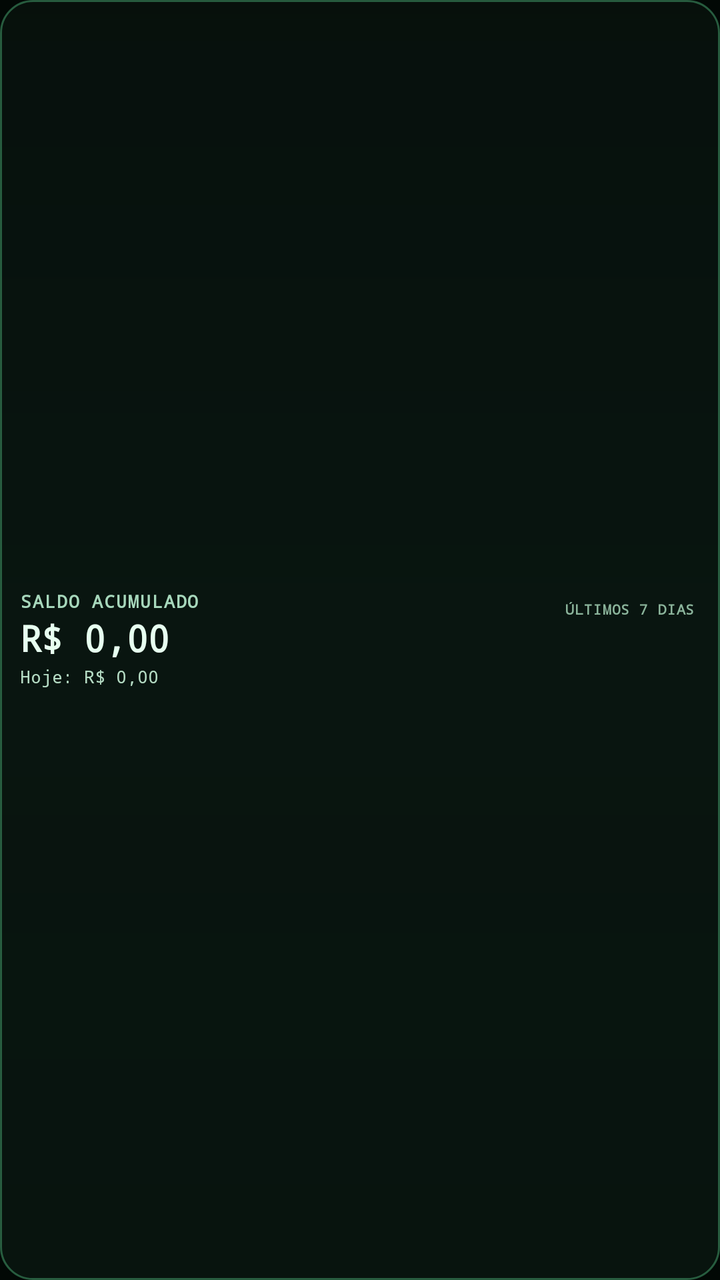
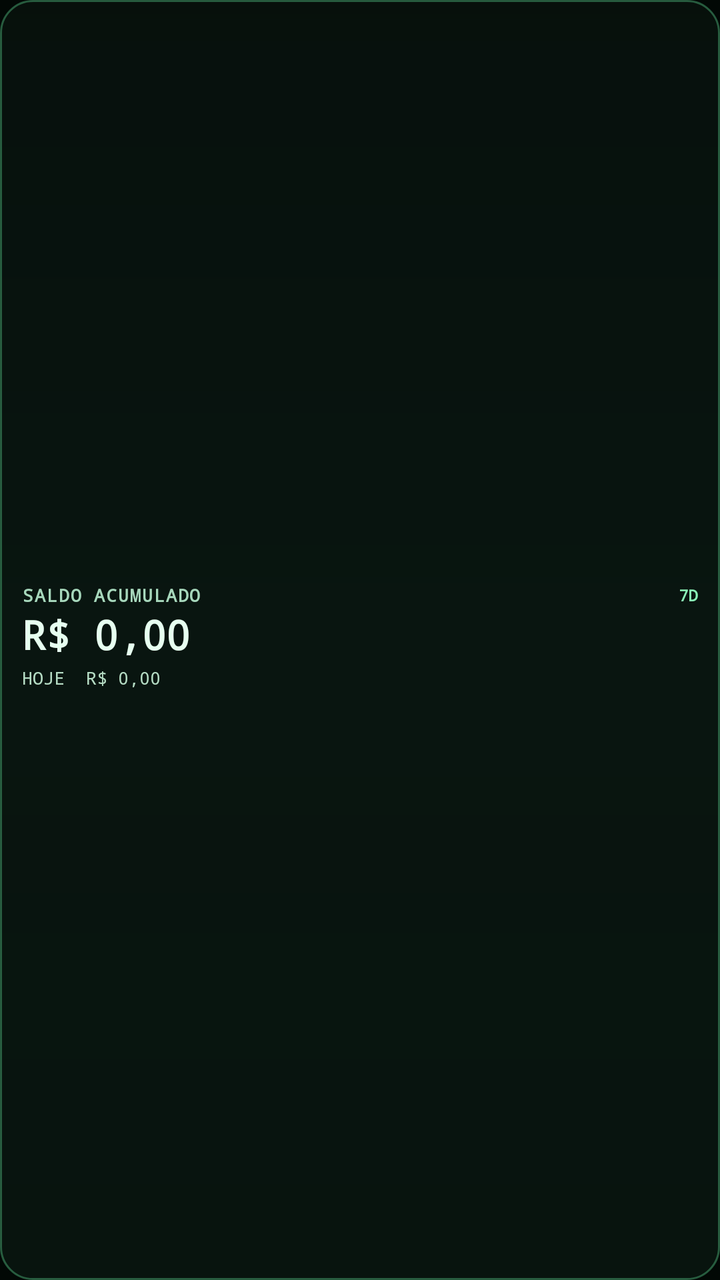

An Android layout rendered at two revisions. The XML below is the earlier revision; the diff shows what the commit changed to produce the second picture.
<!-- AndroidManifest.xml: application theme AppTheme -->
<!-- res/layout/widget_income.xml -->
<?xml version="1.0" encoding="utf-8"?>
<LinearLayout xmlns:android="http://schemas.android.com/apk/res/android"
    android:id="@+id/widget_root"
    android:layout_width="match_parent"
    android:layout_height="match_parent"
    android:orientation="horizontal"
    android:gravity="center_vertical"
    android:paddingStart="10dp"
    android:paddingEnd="9dp"
    android:paddingTop="5dp"
    android:paddingBottom="5dp"
    android:background="@drawable/widget_income_bg">

    <LinearLayout
        android:layout_width="0dp"
        android:layout_height="wrap_content"
        android:layout_weight="1"
        android:orientation="vertical"
        android:gravity="center_vertical">

        <TextView
            android:layout_width="wrap_content"
            android:layout_height="wrap_content"
            android:text="SALDO ACUMULADO"
            android:textColor="#A7D8BC"
            android:textSize="9sp"
            android:textStyle="bold"
            android:letterSpacing="0.07"
            android:includeFontPadding="false" />

        <TextView
            android:id="@+id/widget_income_total"
            android:layout_width="wrap_content"
            android:layout_height="wrap_content"
            android:layout_marginTop="3dp"
            android:text="R$ 0,00"
            android:textColor="#E7FFF0"
            android:textSize="18sp"
            android:textStyle="bold"
            android:maxLines="1"
            android:ellipsize="end"
            android:includeFontPadding="false" />

        <TextView
            android:id="@+id/widget_income_today"
            android:layout_width="wrap_content"
            android:layout_height="wrap_content"
            android:layout_marginTop="3dp"
            android:text="Hoje: R$ 0,00"
            android:textColor="#B5DCC4"
            android:textSize="9sp"
            android:maxLines="1"
            android:includeFontPadding="false" />
    </LinearLayout>

    <LinearLayout
        android:layout_width="72dp"
        android:layout_height="match_parent"
        android:orientation="vertical"
        android:gravity="center">

        <TextView
            android:layout_width="wrap_content"
            android:layout_height="wrap_content"
            android:text="ÚLTIMOS 7 DIAS"
            android:textColor="#8BB49B"
            android:textSize="7sp"
            android:textStyle="bold"
            android:letterSpacing="0.04"
            android:includeFontPadding="false" />

        <ImageView
            android:id="@+id/widget_income_chart"
            android:layout_width="68dp"
            android:layout_height="28dp"
            android:layout_marginTop="2dp"
            android:contentDescription="Mini gráfico do saldo líquido dos últimos sete dias"
            android:scaleType="fitCenter" />
    </LinearLayout>
</LinearLayout>
<!-- resources referenced by this layout -->
<resources>
  <!-- drawable widget_income_bg (drawable) -->
  <?xml version="1.0" encoding="utf-8"?>
  <shape xmlns:android="http://schemas.android.com/apk/res/android" android:shape="rectangle">
      <gradient
          android:angle="90"
          android:startColor="#B80A1711"
          android:centerColor="#C40A1912"
          android:endColor="#CC07120D" />
      <corners android:radius="16dp" />
      <stroke android:width="1dp" android:color="#665AD18E" />
  </shape>
  <style name="AppTheme" parent="android:style/Theme.Material.NoActionBar">
          <item name="android:fontFamily">monospace</item>
          <item name="android:colorAccent">#00FF88</item>
          <item name="android:statusBarColor">#020805</item>
          <item name="android:navigationBarColor">#020805</item>
          <item name="android:windowLightStatusBar">false</item>
          <item name="android:windowLightNavigationBar">false</item>
          <item name="android:windowActionModeOverlay">true</item>
          <item name="android:windowBackground">#020805</item>
      </style>
</resources>

<!-- the commit's change to res/layout/widget_income.xml (unified diff, before → after) -->
@@ -3,78 +3,74 @@
     android:id="@+id/widget_root"
     android:layout_width="match_parent"
     android:layout_height="match_parent"
-    android:orientation="horizontal"
+    android:orientation="vertical"
     android:gravity="center_vertical"
-    android:paddingStart="10dp"
-    android:paddingEnd="9dp"
-    android:paddingTop="5dp"
-    android:paddingBottom="5dp"
+    android:paddingStart="11dp"
+    android:paddingEnd="11dp"
+    android:paddingTop="4dp"
+    android:paddingBottom="4dp"
     android:background="@drawable/widget_income_bg">
 
     <LinearLayout
-        android:layout_width="0dp"
+        android:layout_width="match_parent"
         android:layout_height="wrap_content"
-        android:layout_weight="1"
-        android:orientation="vertical"
-        android:gravity="center_vertical">
-
+        android:gravity="center_vertical"
+        android:orientation="horizontal">
         <TextView
-            android:layout_width="wrap_content"
+            android:layout_width="0dp"
             android:layout_height="wrap_content"
+            android:layout_weight="1"
             android:text="SALDO ACUMULADO"
             android:textColor="#A7D8BC"
             android:textSize="9sp"
             android:textStyle="bold"
             android:letterSpacing="0.07"
             android:includeFontPadding="false" />
-
         <TextView
-            android:id="@+id/widget_income_total"
             android:layout_width="wrap_content"
             android:layout_height="wrap_content"
-            android:layout_marginTop="3dp"
-            android:text="R$ 0,00"
-            android:textColor="#E7FFF0"
-            android:textSize="18sp"
+            android:text="7D"
+            android:textColor="#8BF4B8"
+            android:textSize="8sp"
             android:textStyle="bold"
+            android:includeFontPadding="false" />
+    </LinearLayout>
+
+    <TextView
+        android:id="@+id/widget_income_total"
+        android:layout_width="match_parent"
+        android:layout_height="wrap_content"
+        android:layout_marginTop="3dp"
+        android:text="R$ 0,00"
+        android:textColor="#E7FFF0"
+        android:textSize="20sp"
+        android:textStyle="bold"
+        android:maxLines="1"
+        android:ellipsize="end"
+        android:includeFontPadding="false" />
+
+    <LinearLayout
+        android:layout_width="match_parent"
+        android:layout_height="15dp"
+        android:layout_marginTop="2dp"
+        android:gravity="center_vertical"
+        android:orientation="horizontal">
+        <TextView
+            android:id="@+id/widget_income_today"
+            android:layout_width="0dp"
+            android:layout_height="wrap_content"
+            android:layout_weight="1"
+            android:text="HOJE  R$ 0,00"
+            android:textColor="#B5DCC4"
+            android:textSize="9sp"
             android:maxLines="1"
             android:ellipsize="end"
             android:includeFontPadding="false" />
-
-        <TextView
-            android:id="@+id/widget_income_today"
-            android:layout_width="wrap_content"
-            android:layout_height="wrap_content"
-            android:layout_marginTop="3dp"
-            android:text="Hoje: R$ 0,00"
-            android:textColor="#B5DCC4"
-            android:textSize="9sp"
-            android:maxLines="1"
-            android:includeFontPadding="false" />
-    </LinearLayout>
-
-    <LinearLayout
-        android:layout_width="72dp"
-        android:layout_height="match_parent"
-        android:orientation="vertical"
-        android:gravity="center">
-
-        <TextView
-            android:layout_width="wrap_content"
-            android:layout_height="wrap_content"
-            android:text="ÚLTIMOS 7 DIAS"
-            android:textColor="#8BB49B"
-            android:textSize="7sp"
-            android:textStyle="bold"
-            android:letterSpacing="0.04"
-            android:includeFontPadding="false" />
-
         <ImageView
             android:id="@+id/widget_income_chart"
-            android:layout_width="68dp"
-            android:layout_height="28dp"
-            android:layout_marginTop="2dp"
-            android:contentDescription="Mini gráfico do saldo líquido dos últimos sete dias"
+            android:layout_width="54dp"
+            android:layout_height="14dp"
+            android:contentDescription="Tendência do saldo nos últimos sete dias"
             android:scaleType="fitCenter" />
     </LinearLayout>
 </LinearLayout>
